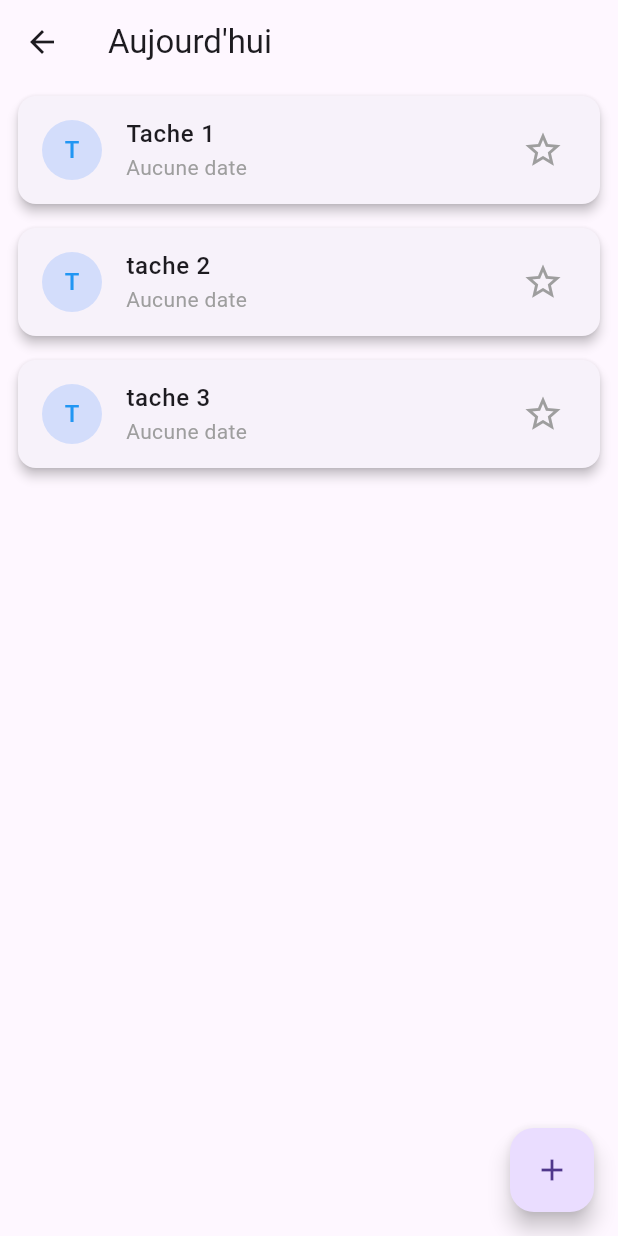
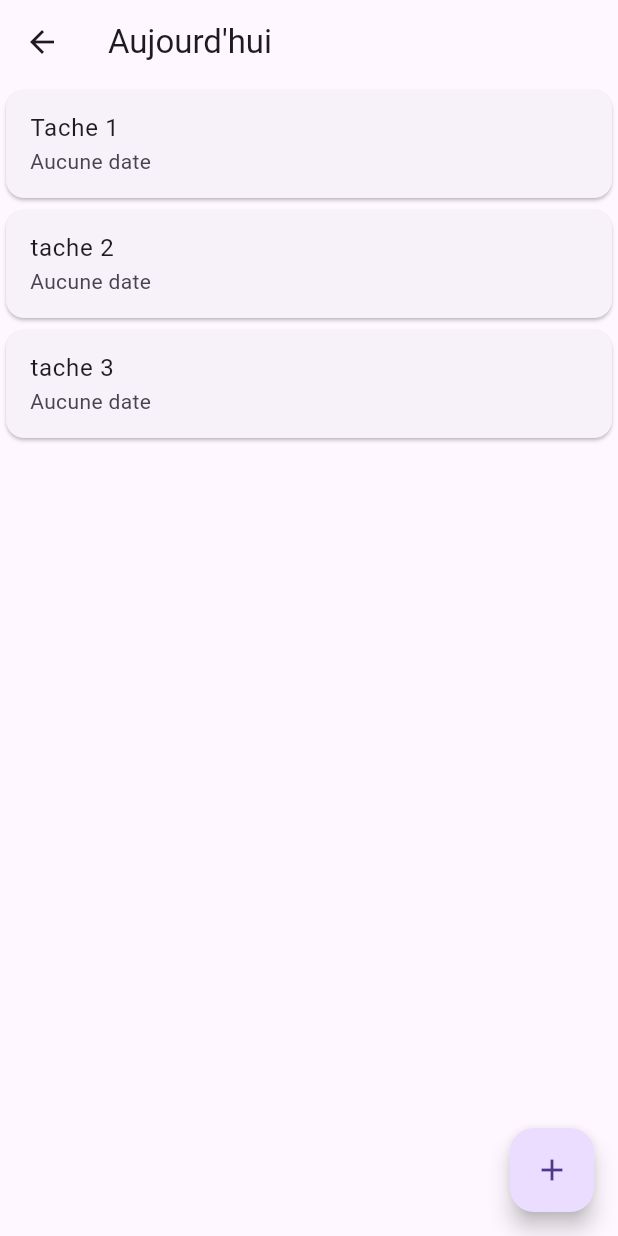
Before and after one commit to Belka1996/Developpement-dune-application-multiplateforme-avec-Flutter, a Flutter app: the HomePage screen opened by its route, on a phone screen of 412 x 824 dp. Run offline on Flutter 3.47's test engine with Material 3 defaults, Android fonts, the phone set to English and light mode, and no system bars.

Commit message:
Touche final

```diff
--- a/lib/widgets/task_card.dart
+++ b/lib/widgets/task_card.dart
@@ -3,44 +3,15 @@ import '../models/task.dart';
 
 class TaskCard extends StatelessWidget {
   final Task task;
+
   const TaskCard({super.key, required this.task});
 
   @override
   Widget build(BuildContext context) {
     return Card(
-      margin: const EdgeInsets.symmetric(vertical: 8, horizontal: 12),
-      elevation: 3,
-      shape: RoundedRectangleBorder(
-        borderRadius: BorderRadius.circular(12),
-      ),
       child: ListTile(
-        leading: CircleAvatar(
-          backgroundColor: Colors.blueAccent.withOpacity(0.2),
-          child: Text(
-            task.title.isNotEmpty ? task.title[0].toUpperCase() : "?",
-            style: const TextStyle(color: Colors.blue),
-          ),
-        ),
-        title: Text(
-          task.title,
-          style: const TextStyle(
-            fontSize: 16,
-            fontWeight: FontWeight.w500,
-          ),
-        ),
-        subtitle: Text(
-          task.date ?? "Aucune date",
-          style: const TextStyle(color: Colors.grey),
-        ),
-        trailing: Icon(
-          task.isfavorite ? Icons.star : Icons.star_border,
-          color: task.isfavorite  ? Colors.amber: Colors.grey,
-          size: 28,
-        ),
-        onTap: () {
-          Navigator.pushNamed(context, "/task-detail",
-          arguments: task);
-        },
+        title: Text(task.title),
+        subtitle: Text(task.date ?? "Aucune date"),
       ),
     );
   }
```
